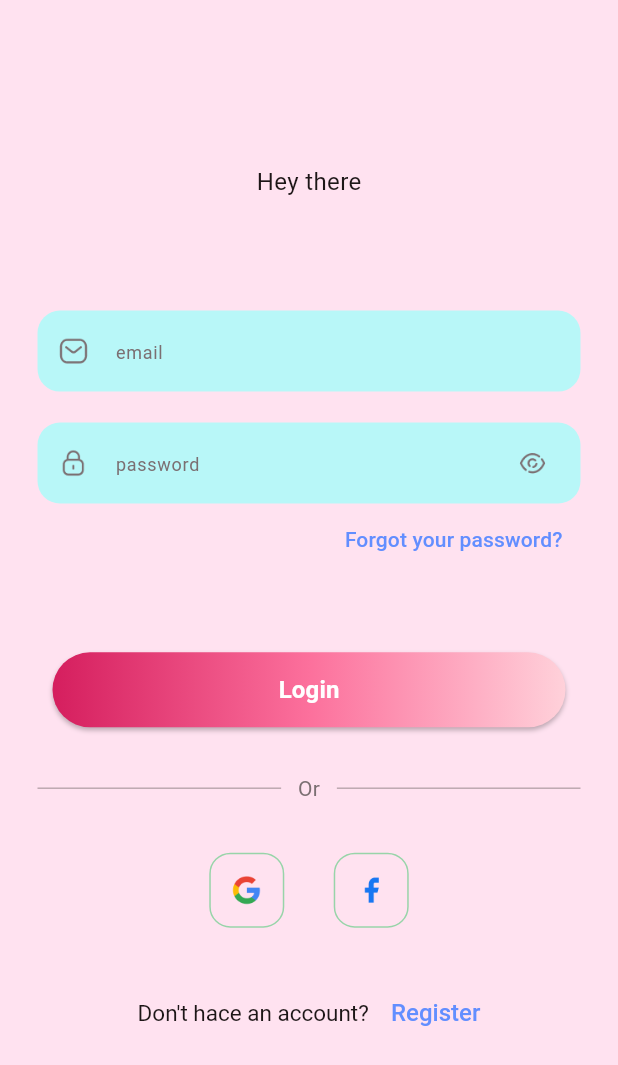
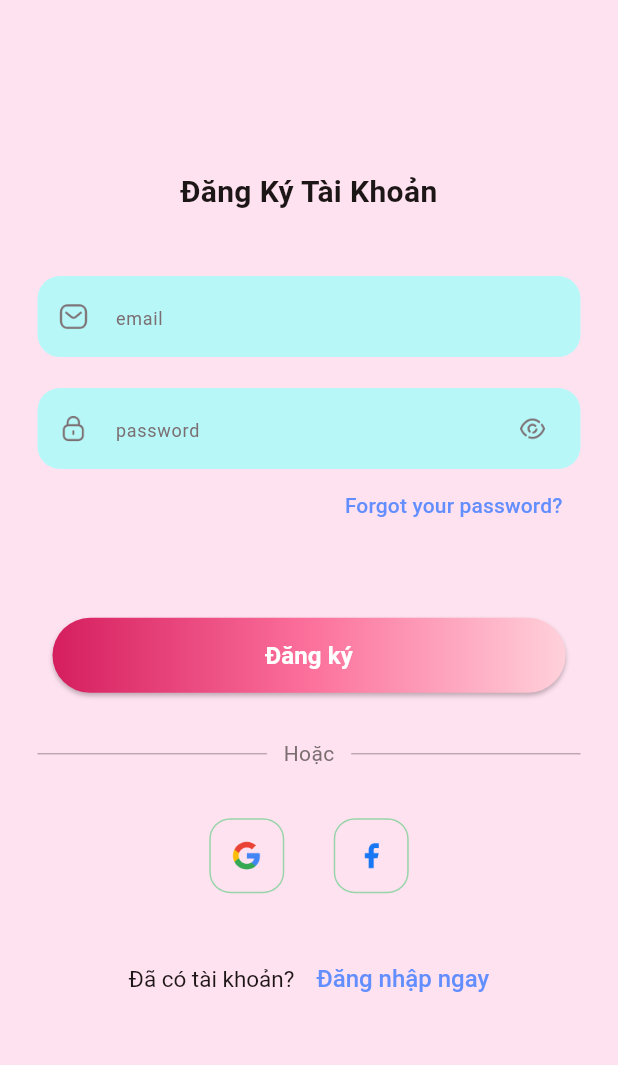
Before and after one commit to PhucPhuc1111/DestinyMatch-MOB, a Flutter app: the SignupScreen screen opened directly, on a phone screen of 412 x 824 dp. Shown: the top 1065 px of the screen. Run offline on Flutter 3.47's test engine with Material 3 defaults, Android fonts, the phone set to English and light mode, and no system bars; our stand-ins replace appinio_swiper, firebase_core, firebase_messaging, flutter_secure_storage, jwt_decoder, shared_preferences; missing offline and left inert: signalr_core; accounts and stored records are empty; network calls fail.

Commit message:
Convert UI to vietnamese, fetch register

```diff
--- a/lib/screens/login_screen.dart
+++ b/lib/screens/login_screen.dart
@@ -45,6 +45,8 @@ Future<void> Login(BuildContext context, String email, String password) async {
     print("Login failed");
   }
 }
+
+
 class _LoginScreenState extends State<LoginScreen> {
   final TextEditingController _emailController = TextEditingController();
   final TextEditingController _passController = TextEditingController();
@@ -159,7 +161,7 @@ class _LoginScreenState extends State<LoginScreen> {
                         // );
                       },
                       child: const Text(
-                        "Forgot your password?",
+                        "Quên mật khẩu?",
                         style: TextStyle(
                           color: AppColors.secondaryColor1,
                           fontSize: 14,
@@ -170,7 +172,7 @@ class _LoginScreenState extends State<LoginScreen> {
                   ),
                   SizedBox(height: media.width * 0.1),
                   RoundGradientButton(
-                      title: "Login",
+                      title: "Đăng nhập",
                       onPressed: () {
                         Login(context, _emailController.text,
                             _passController.text);
@@ -192,7 +194,7 @@ class _LoginScreenState extends State<LoginScreen> {
                         ),
                       ),
                       const Text(
-                        "   Or   ",
+                        "   Hoặc   ",
                         style: TextStyle(
                           color: AppColors.grayColor,
                           fontSize: 14,
@@ -254,6 +256,7 @@ class _LoginScreenState extends State<LoginScreen> {
                     ],
                   ),
                   SizedBox(height: media.width * 0.08),
+
                   TextButton(
                       onPressed: () {
                         Navigator.push(
@@ -271,17 +274,20 @@ class _LoginScreenState extends State<LoginScreen> {
                             fontWeight: FontWeight.w400,
                           ),
                           children: [
-                            TextSpan(text: "Don't hace an account?    "),
+                            TextSpan(text: "Chưa có tài khoản?    "),
                             TextSpan(
-                                text: "Register",
+                                text: "Đăng ký ngay",
                                 style: TextStyle(
                                   color: AppColors.secondaryColor1,
                                   fontSize: 16,
                                   fontWeight: FontWeight.w500,
-                                )),
+                                )
+                            ),
                           ],
                         ),
-                      )),
+                      )
+                  ),
+
                 ],
               ),
             ),
--- a/lib/screens/signup_screen.dart
+++ b/lib/screens/signup_screen.dart
@@ -2,23 +2,40 @@ import 'package:flutter/material.dart';
 import 'package:flutter_chats_app/utils/app_colors.dart';
 import 'package:flutter_chats_app/widgets/round_gradient_button.dart';
 import 'package:flutter_chats_app/widgets/round_text_field.dart';
+import 'package:flutter_chats_app/screens/login_screen.dart';
+import 'package:flutter_chats_app/services/AccountService.dart';
 
-class SignupScreen extends StatefulWidget{
+class SignupScreen extends StatefulWidget {
   const SignupScreen({super.key});
 
   @override
   State<SignupScreen> createState() => _SignupScreenState();
 }
 
+Future<void> RegisterHandle(BuildContext context, String email, String password, bool receiveEmail) async {
+  //Declare service
+  final Accountservice accountService = Accountservice();
+
+  //=============================================================
+  bool tryRegister = await accountService.register(email, password, receiveEmail);
+
+  if (tryRegister) {
+    Navigator.push(context, MaterialPageRoute(builder: (context) => const LoginScreen()));
+    print("Register Success!");
+  } else {
+      print("Register Failed!");
+  }
+}
+
 class _SignupScreenState extends State<SignupScreen> {
-  final TextEditingController _firstNameController = TextEditingController();
-  final TextEditingController _lastNameController = TextEditingController();
-  final TextEditingController _emailController = TextEditingController();
-  final TextEditingController _passController = TextEditingController();
+  final TextEditingController txtBx_Email = TextEditingController();
+  final TextEditingController txtBx_Password = TextEditingController();
+  bool chkBx_ReceiveEmail = false;
+
   bool _isObsecure = true;
   final _formKey = GlobalKey<FormState>();
   @override
-  Widget build(BuildContext context){
+  Widget build(BuildContext context) {
     var media = MediaQuery.of(context).size;
     return Scaffold(
       body: SafeArea(
@@ -30,24 +47,22 @@ class _SignupScreenState extends State<SignupScreen> {
               child: Column(
                 mainAxisAlignment: MainAxisAlignment.center,
                 children: [
-                  SizedBox(height: media.height * 0.1,),
+                  SizedBox(
+                    height: media.height * 0.1,
+                  ),
                   SizedBox(
                     width: media.width,
                     child: Column(
                       crossAxisAlignment: CrossAxisAlignment.center,
                       children: [
-                        SizedBox(height: media.width * 0.03,),
+                        SizedBox(
+                          height: media.width * 0.03,
+                        ),
+                        SizedBox(
+                          height: media.width * 0.01,
+                        ),
                         const Text(
-                          "Hey there",
-                          style: TextStyle(
-                            color: AppColors.blackColor,
-                            fontSize: 16,
-                            fontWeight: FontWeight.w400,
-                          ),
-                        ),
-                        SizedBox(height: media.width * 0.01,),
-                        const Text(
-                          "",
+                          "Đăng Ký Tài Khoản",
                           textAlign: TextAlign.center,
                           style: TextStyle(
                             color: AppColors.blackColor,
@@ -60,12 +75,12 @@ class _SignupScreenState extends State<SignupScreen> {
                   ),
                   SizedBox(height: media.width * 0.1),
                   RoundTextField(
-                    textEditingController: _emailController,
+                    textEditingController: txtBx_Email,
                     hintText: "email",
                     icon: "assets/icons/message_icon.png",
                     textInputType: TextInputType.emailAddress,
                     validator: (value) {
-                      if (value == null || value.isEmpty){
+                      if (value == null || value.isEmpty) {
                         return "please enter your email";
                       }
                       return null;
@@ -73,22 +88,21 @@ class _SignupScreenState extends State<SignupScreen> {
                   ),
                   SizedBox(height: media.width * 0.05),
                   RoundTextField(
-                    textEditingController: _passController,
+                    textEditingController: txtBx_Password,
                     hintText: "password",
                     icon: "assets/icons/lock_icon.png",
                     textInputType: TextInputType.text,
                     isObsecureText: _isObsecure,
                     validator: (value) {
-                      if (value == null || value.isEmpty){
+                      if (value == null || value.isEmpty) {
                         return "please enter your pass";
-                      }else if(value.length < 6){
+                      } else if (value.length < 6) {
                         return "pass must be at least 6 characters long";
                       }
                       return null;
                     },
-
                     rightIcon: TextButton(
-                      onPressed: (){
+                      onPressed: () {
                         setState(() {
                           _isObsecure = !_isObsecure;
                         });
@@ -98,9 +112,7 @@ class _SignupScreenState extends State<SignupScreen> {
                         height: 20,
                         width: 20,
                         child: Image.asset(
-                          _isObsecure
-                           ? "assets/icons/show_pwd_icon.png"
-                           : "assets/icons/hide_pwd_icon.png",
+                          _isObsecure ? "assets/icons/show_pwd_icon.png" : "assets/icons/hide_pwd_icon.png",
                           height: 20,
                           width: 20,
                           fit: BoxFit.contain,
@@ -112,7 +124,7 @@ class _SignupScreenState extends State<SignupScreen> {
                   Align(
                     alignment: Alignment.centerRight,
                     child: TextButton(
-                      onPressed:(){
+                      onPressed: () {
                         //   Navigator.push(
                         //   context,
                         //   MaterialPageRoute(
@@ -132,40 +144,25 @@ class _SignupScreenState extends State<SignupScreen> {
                   ),
                   SizedBox(height: media.width * 0.1),
                   RoundGradientButton(
-                    title: "Login",
-                    onPressed: (){
+                      title: "Đăng ký",
+                      onPressed: () {
+                        RegisterHandle(context, txtBx_Email.text, txtBx_Password.text, chkBx_ReceiveEmail);
                         // Navigator.push(
                         //   context,
                         //   MaterialPageRoute(
                         //     builder: (context) => HomeScreen(),
                         //     )
                         // );
-                    }
-                    ),
+                      }),
                   SizedBox(height: media.width * 0.05),
                   Row(
                     children: [
                       Expanded(
-                          child: Container(
-                            width: double.maxFinite,
-                            height: 1,
-                            color: AppColors.grayColor.withOpacity(0.5),
+                        child: Container(width: double.maxFinite, height: 1, color: AppColors.grayColor.withOpacity(0.5))
                       ),
-                        ),
-                        const Text(
-                          "   Or   ",
-                          style: TextStyle(
-                            color: AppColors.grayColor,
-                            fontSize: 14,
-                            fontWeight: FontWeight.w400,
-                          ),
-                        ),
+                      const Text("   Hoặc   ", style: TextStyle(color: AppColors.grayColor, fontSize: 14, fontWeight: FontWeight.w400)),
                       Expanded(
-                          child: Container(
-                            width: double.maxFinite,
-                            height: 1,
-                            color: AppColors.grayColor.withOpacity(0.5),
-                          ),
+                        child: Container(width: double.maxFinite, height: 1, color: AppColors.grayColor.withOpacity(0.5)),
                       ),
                     ],
                   ),
@@ -174,88 +171,49 @@ class _SignupScreenState extends State<SignupScreen> {
                     mainAxisAlignment: MainAxisAlignment.center,
                     children: [
                       GestureDetector(
-                          onTap: (){},
-                          child: Container(
-                            height: 50,
-                            width: 50,
-                            alignment: Alignment.center,
-                            decoration: BoxDecoration(
+                        onTap: () {},
+                        child: Container(height: 50, width: 50, alignment: Alignment.center, decoration: BoxDecoration
+                          (
                             borderRadius: BorderRadius.circular(14),
-                              border: Border.all(
-                                color: AppColors.primaryColor1.withOpacity(0.5),
-                                width: 1,
-                              )
+                            border: Border.all(color: AppColors.primaryColor1.withOpacity(0.5), width: 1)
                           ),
-                            child: Image.asset(
-                              "assets/icons/google_icon.png",
-                              height: 20,
-                              width: 20,
-                            ),
+                          child: Image.asset("assets/icons/google_icon.png", height: 20, width: 20),
                         ),
                       ),
                       SizedBox(width: media.width * 0.08),
                       GestureDetector(
-                          onTap: (){},
-                          child: Container(
-                            height: 50,
-                            width: 50,
-                            alignment: Alignment.center,
-                            decoration: BoxDecoration(
+                        onTap: () {},
+                        child: Container(height: 50, width: 50, alignment: Alignment.center, decoration: BoxDecoration
+                          (
                             borderRadius: BorderRadius.circular(14),
-                              border: Border.all(
-                                color: AppColors.primaryColor1.withOpacity(0.5),
-                                width: 1,
-                              )
+                            border: Border.all(color: AppColors.primaryColor1.withOpacity(0.5), width: 1)
                           ),
-                            child: Image.asset(
-                              "assets/icons/facebook_icon.png",
-                              height: 20,
-                              width: 20,
-                            ),
+                          child: Image.asset("assets/icons/facebook_icon.png", height: 20, width: 20),
                         ),
                       ),
                     ],
                   ),
+
                   SizedBox(height: media.width * 0.08),
                   TextButton(
-                      onPressed: (){
-                        // Navigator.push(
-                      //   context,
-                      //   MaterialPageRoute(
-                      //     builder: (context) => SignUpScreen(),
-                      //     )
-                      // );
-                      },
-                      child: RichText(
-                        textAlign: TextAlign.center,
-                        text: const TextSpan(
-                          style: TextStyle(
-                            color: AppColors.blackColor,
-                            fontSize: 15,
-                            fontWeight: FontWeight.w400,
-                          ),
+                      onPressed: () {Navigator.push(context, MaterialPageRoute(builder: (context) => LoginScreen()));},
+
+                      child: RichText(textAlign: TextAlign.center, text: const TextSpan
+                        (
+                        style: TextStyle(color: AppColors.blackColor, fontSize: 15, fontWeight: FontWeight.w400),
                         children: [
-                            TextSpan(text: "Don't hace an account?    "),
-                            TextSpan(
-                              text: "Register",
-                              style: TextStyle(
-                                color: AppColors.secondaryColor1,
-                                fontSize: 16,
-                                fontWeight: FontWeight.w500,
-                              )
-                            ),
+                            TextSpan(text: "Đã có tài khoản?    "),
+                            TextSpan(text: "Đăng nhập ngay", style: TextStyle(color: AppColors.secondaryColor1, fontSize: 16, fontWeight: FontWeight.w500)),
                           ],
                         ),
                       )
                   ),
                 ],
-
-
               ),
             ),
           ),
-
-      ),),
+        ),
+      ),
     );
   }
 }
```
Also changed, not shown: lib/services/AccountService.dart (+25 -1 lines). Lines whose indentation alone changed are shown as unchanged.
